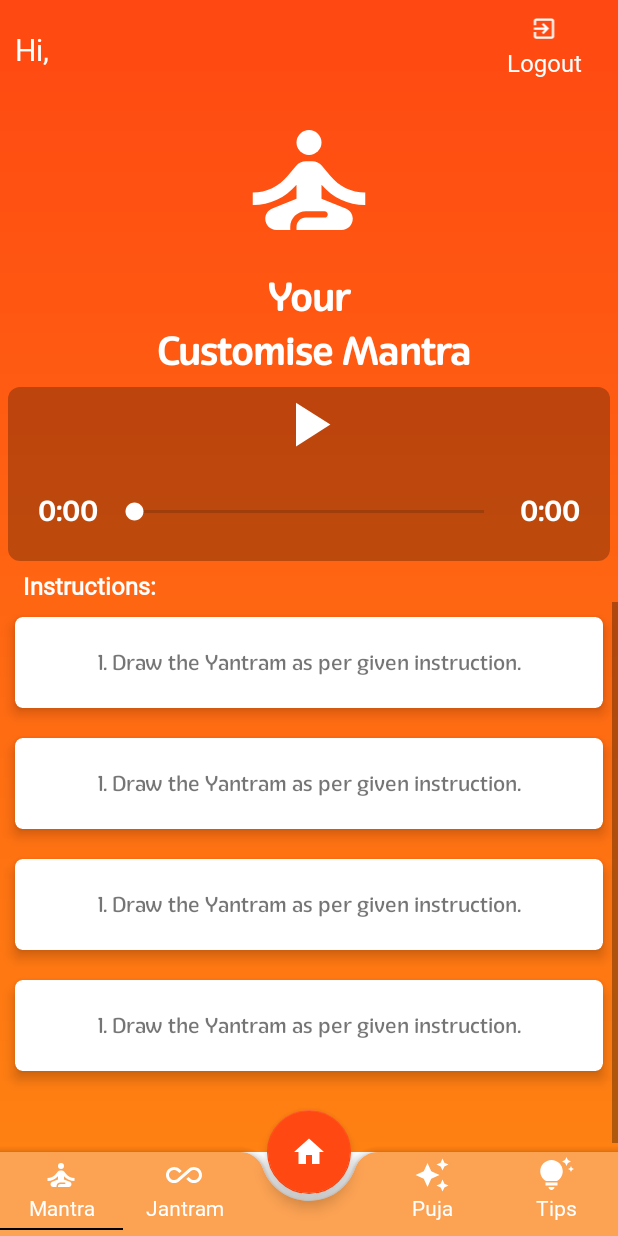
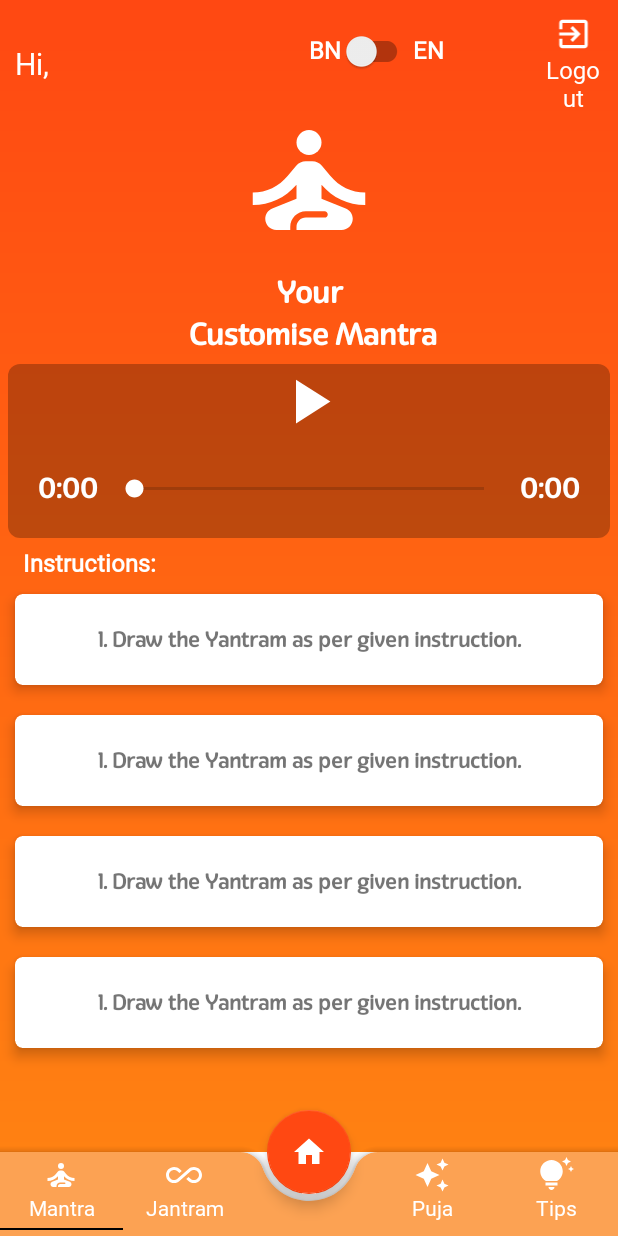
Before and after one commit to Rituraj-Saha/MantraJatishAndroidApplicationFrontEnd, an Android app: the HomeActivity screen opened directly, with no data from a screen before it, after a tap on "Mantra", on a phone screen of 412 x 824 dp. Run offline under Robolectric (Android 15) with nearby library versions, the phone set to English and light mode, and no system bars; our stand-ins replace Dagger/Hilt's generated code, Picasso; pictures from the network do not load; 1 statement that could not run was skipped.

Commit message:
language integration 75% done

```diff
--- a/app/src/main/res/layout/activity_home.xml
+++ b/app/src/main/res/layout/activity_home.xml
@@ -75,7 +75,7 @@
         <TextView
             android:id="@+id/txtName"
             android:layout_width="0dp"
-            android:layout_weight=".8"
+            android:layout_weight=".5"
             android:text="sample"
             android:textColor="@color/white"
             android:textSize="20sp"
@@ -84,11 +84,39 @@
             android:gravity="center|start"
             />
         <LinearLayout
+            android:layout_width="0dp"
+            android:layout_height="match_parent"
+            android:layout_weight=".4"
+            android:orientation="horizontal"
+            >
+        <TextView
+            android:layout_width="wrap_content"
+            android:layout_height="wrap_content"
+            android:fontFamily="@font/pinot_grigio_modern_w00_bold"
+            android:textSize="16sp"
+            android:textColor="@color/white"
+            android:textStyle="bold"
+            android:text="BN"/>
+        <androidx.appcompat.widget.SwitchCompat
+            android:id="@+id/swLang"
+            android:layout_width="wrap_content"
+            android:layout_height="wrap_content"
+            />
+        <TextView
+            android:layout_width="wrap_content"
+            android:layout_height="wrap_content"
+            android:fontFamily="@font/pinot_grigio_modern_w00_bold"
+            android:textSize="16sp"
+            android:textColor="@color/white"
+            android:textStyle="bold"
+            android:text="EN"/>
+        </LinearLayout>
+        <LinearLayout
             android:id="@+id/linLogout"
             android:layout_width="0dp"
             android:layout_height="match_parent"
             android:orientation="vertical"
-            android:layout_weight=".2"
+            android:layout_weight=".1"
             android:weightSum="1"
             >
 
--- a/app/src/main/res/layout/fragment_home.xml
+++ b/app/src/main/res/layout/fragment_home.xml
@@ -77,6 +77,7 @@
                             android:layout_height="wrap_content"
                             android:text="1. Draw the Yantram as per given instruction."
                             android:gravity="center"
+                            android:textStyle="bold"
                             android:fontFamily="@font/eigerdals_medium"
                             android:padding="20dp"/>
                     </androidx.cardview.widget.CardView>
@@ -95,6 +96,7 @@
                             android:layout_height="wrap_content"
                             android:text="1. Draw the Yantram as per given instruction."
                             android:gravity="center"
+                            android:textStyle="bold"
                             android:fontFamily="@font/eigerdals_medium"
                             android:padding="20dp"/>
                     </androidx.cardview.widget.CardView>
@@ -113,6 +115,7 @@
                             android:layout_height="wrap_content"
                             android:text="1. Draw the Yantram as per given instruction."
                             android:gravity="center"
+                            android:textStyle="bold"
                             android:fontFamily="@font/eigerdals_medium"
                             android:padding="20dp"/>
                     </androidx.cardview.widget.CardView>
@@ -130,6 +133,7 @@
                             android:layout_height="wrap_content"
                             android:text="1. Draw the Yantram as per given instruction."
                             android:gravity="center"
+                            android:textStyle="bold"
                             android:fontFamily="@font/eigerdals_medium"
                             android:padding="20dp"/>
                     </androidx.cardview.widget.CardView>
--- a/app/src/main/res/layout/fragment_jantram.xml
+++ b/app/src/main/res/layout/fragment_jantram.xml
@@ -79,6 +79,7 @@
                     android:layout_height="wrap_content"
                     android:text="1. Draw the Yantram as per given instruction."
                     android:gravity="center"
+                    android:textStyle="bold"
                     android:fontFamily="@font/eigerdals_medium"
                     android:padding="20dp"/>
             </androidx.cardview.widget.CardView>
@@ -97,6 +98,7 @@
                         android:layout_height="wrap_content"
                         android:text="1. Draw the Yantram as per given instruction."
                         android:gravity="center"
+                        android:textStyle="bold"
                         android:fontFamily="@font/eigerdals_medium"
                         android:padding="20dp"/>
                 </androidx.cardview.widget.CardView>
@@ -115,6 +117,7 @@
                             android:layout_height="wrap_content"
                             android:text="1. Draw the Yantram as per given instruction."
                             android:gravity="center"
+                            android:textStyle="bold"
                             android:fontFamily="@font/eigerdals_medium"
                             android:padding="20dp"/>
                     </androidx.cardview.widget.CardView>
@@ -132,6 +135,7 @@
                             android:layout_height="wrap_content"
                             android:text="1. Draw the Yantram as per given instruction."
                             android:gravity="center"
+                            android:textStyle="bold"
                             android:fontFamily="@font/eigerdals_medium"
                             android:padding="20dp"/>
                     </androidx.cardview.widget.CardView>
--- a/app/src/main/res/layout/fragment_mantram.xml
+++ b/app/src/main/res/layout/fragment_mantram.xml
@@ -23,8 +23,8 @@
         android:id="@+id/txtHeading"
         android:layout_width="match_parent"
         android:layout_height="wrap_content"
-        android:text="Your\n Customise Mantra"
-        android:textSize="25dp"
+        android:text="@string/your_n_customise_mantra"
+        android:textSize="20sp"
         android:fontFamily="@font/eigerdals_medium"
         android:textStyle="bold"
         android:gravity="center"
@@ -124,6 +124,7 @@
                             android:layout_height="wrap_content"
                             android:text="1. Draw the Yantram as per given instruction."
                             android:gravity="center"
+                            android:textStyle="bold"
                             android:fontFamily="@font/eigerdals_medium"
                             android:padding="20dp"/>
                     </androidx.cardview.widget.CardView>
@@ -142,6 +143,7 @@
                             android:layout_height="wrap_content"
                             android:text="1. Draw the Yantram as per given instruction."
                             android:gravity="center"
+                            android:textStyle="bold"
                             android:fontFamily="@font/eigerdals_medium"
                             android:padding="20dp"/>
                     </androidx.cardview.widget.CardView>
@@ -160,6 +162,7 @@
                             android:layout_height="wrap_content"
                             android:text="1. Draw the Yantram as per given instruction."
                             android:gravity="center"
+                            android:textStyle="bold"
                             android:fontFamily="@font/eigerdals_medium"
                             android:padding="20dp"/>
                     </androidx.cardview.widget.CardView>
@@ -177,6 +180,7 @@
                             android:layout_height="wrap_content"
                             android:text="1. Draw the Yantram as per given instruction."
                             android:gravity="center"
+                            android:textStyle="bold"
                             android:fontFamily="@font/eigerdals_medium"
                             android:padding="20dp"/>
                     </androidx.cardview.widget.CardView>
--- a/app/src/main/res/layout/item_recycler_view.xml
+++ b/app/src/main/res/layout/item_recycler_view.xml
@@ -18,6 +18,7 @@
             android:layout_height="wrap_content"
             android:text="1. Draw the Yantram as per given instruction."
             android:gravity="center"
+            android:textStyle="bold"
             android:fontFamily="@font/eigerdals_medium"
             android:padding="20dp"/>
     </androidx.cardview.widget.CardView>
--- a/app/src/main/res/values/strings.xml
+++ b/app/src/main/res/values/strings.xml
@@ -1,6 +1,7 @@
 <resources>
     <string name="app_name">Matrajayotish</string>
     <!-- TODO: Remove or change this placeholder text -->
-    <string name="hello_blank_fragment">Hello blank fragment</string>
-    <string name="zero">0:00</string>
+    <string name="hello_blank_fragment" translatable="false">Hello blank fragment</string>
+    <string name="zero" translatable="false">0:00</string>
+    <string name="your_n_customise_mantra">Your\n Customise Mantra</string>
 </resources>
```
Also changed, not shown: app/src/main/java/com/technologiyagroup/matrajayotish/ui/HomeActivity.kt (+22 -1 lines), 1 other file.
